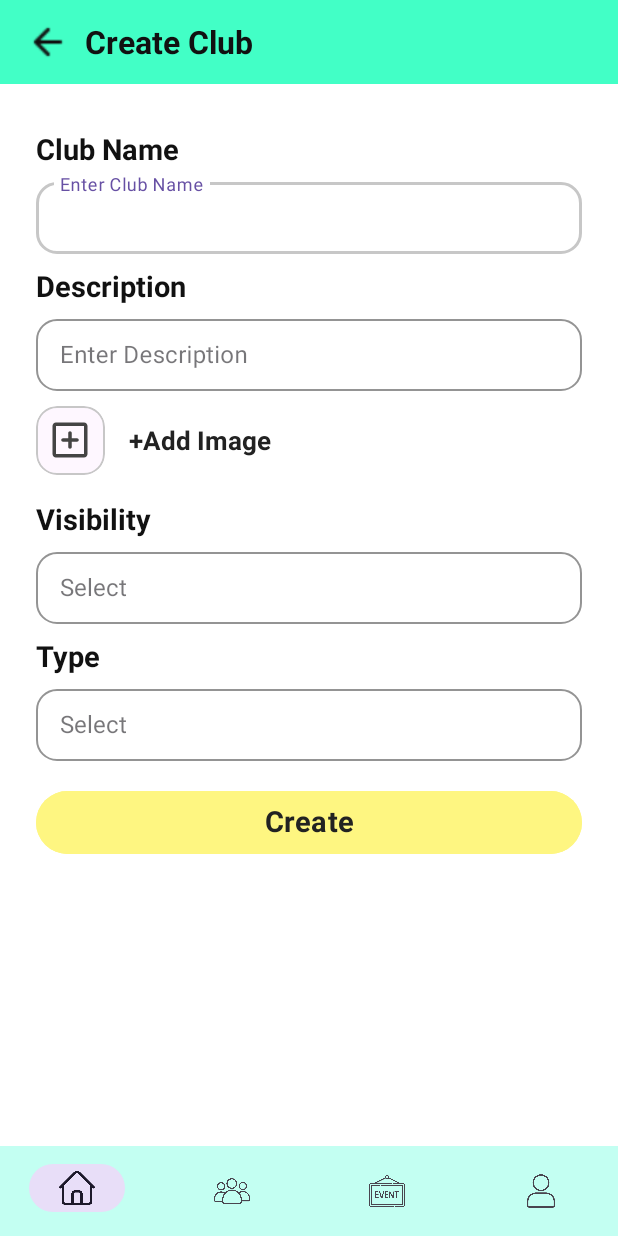
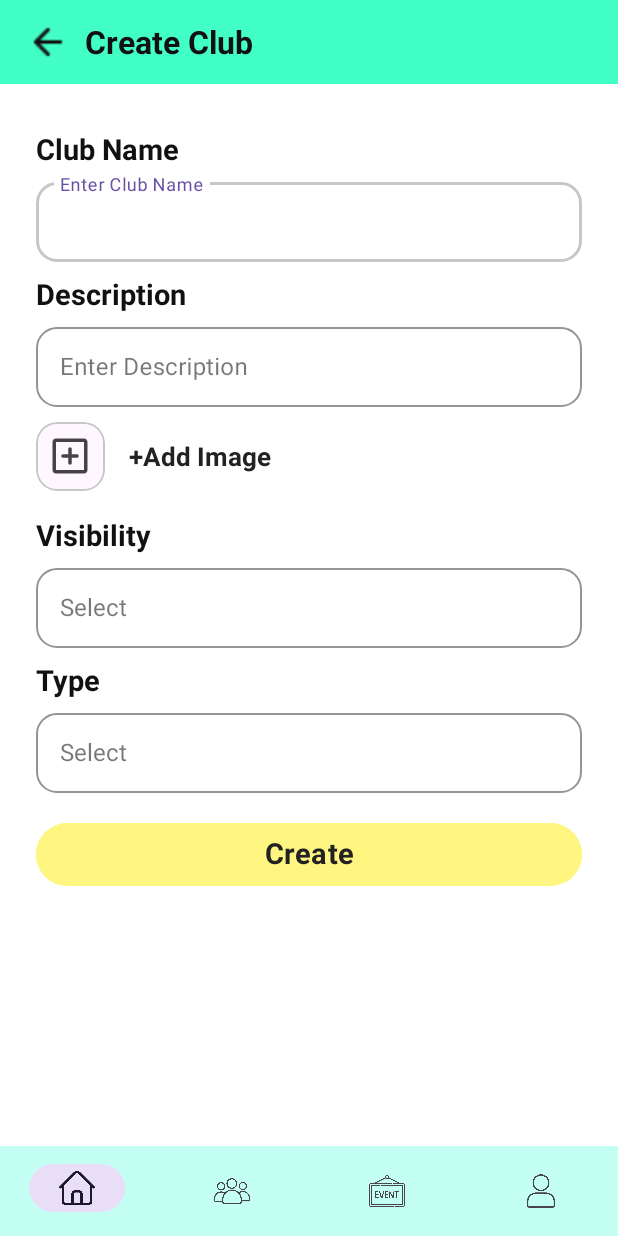
Before and after one commit to PHai237/Android_BTL, an Android app: the layout activity_create_club.xml on its own in the app's theme, with its tools: preview values and no code run, on a phone screen of 412 x 824 dp. Run offline under Robolectric (Android 15) with nearby library versions, the light colour scheme and no system bars.

Commit message:
add club

```diff
--- a/ClubHub/app/src/main/AndroidManifest.xml
+++ b/ClubHub/app/src/main/AndroidManifest.xml
@@ -45,6 +45,12 @@
         <activity
             android:name=".profile.EditProfileActivity"
             android:exported="true" />
+        <activity
+            android:name=".club.ClubListActivity"
+            android:exported="true" />
+        <activity
+            android:name=".club.CreateClubActivity"
+            android:exported="true" />
     </application>
 
 </manifest>
--- a/ClubHub/app/src/main/java/com/example/clubhub/profile/LoginActivity.java
+++ b/ClubHub/app/src/main/java/com/example/clubhub/profile/LoginActivity.java
@@ -97,7 +97,7 @@ public class LoginActivity extends AppCompatActivity {
                                 // Lưu email vào SharedPreferences khi đăng nhập thành công
                                 SharedPreferences prefs = getSharedPreferences("USER_SESSION", MODE_PRIVATE);
                                 prefs.edit().putString("email", email).apply();
-
+                                prefs.edit().putString("userId", email).apply();
                                 // Đăng nhập thành công
                                 String fullName = documentSnapshot.getString("fullName");
                                 String phoneNumber = documentSnapshot.getString("phoneNumber");
--- a/ClubHub/app/src/main/res/layout/activity_club_list.xml
+++ b/ClubHub/app/src/main/res/layout/activity_club_list.xml
@@ -73,6 +73,7 @@
             android:layout_weight="1" />
         <!-- Nút thêm bo góc, icon nét mảnh -->
         <FrameLayout
+            android:id="@+id/btn_add_club"
             android:layout_width="36dp"
             android:layout_height="36dp"
             android:background="@drawable/bg_icon_add"
@@ -86,6 +87,7 @@
                 android:scaleType="center"
                 android:background="@android:color/transparent"/>
         </FrameLayout>
+
     </LinearLayout>
 
     <!-- Club list -->
--- a/ClubHub/app/src/main/res/layout/activity_create_club.xml
+++ b/ClubHub/app/src/main/res/layout/activity_create_club.xml
@@ -18,6 +18,7 @@
         android:paddingEnd="18dp">
 
         <ImageView
+            android:id="@+id/btn_back"
             android:layout_width="28dp"
             android:layout_height="28dp"
             android:src="@drawable/ic_back"
@@ -79,17 +80,18 @@
                 style="@style/Widget.MaterialComponents.TextInputLayout.OutlinedBox">
 
                 <com.google.android.material.textfield.TextInputEditText
+                    android:id="@+id/et_club_name"
                     android:layout_width="match_parent"
-                    android:layout_height="48dp"
+                    android:layout_height="53dp"
+                    android:fontFamily="sans-serif"
                     android:hint="Enter Club Name"
+                    android:inputType="text"
                     android:paddingStart="16dp"
                     android:paddingEnd="16dp"
+                    android:singleLine="true"
                     android:textColor="#222"
                     android:textColorHint="#B5C4C7"
-                    android:textSize="16sp"
-                    android:fontFamily="sans-serif"
-                    android:inputType="text"
-                    android:singleLine="true"/>
+                    android:textSize="16sp" />
             </com.google.android.material.textfield.TextInputLayout>
 
             <!-- Description -->
@@ -118,17 +120,18 @@
                 style="@style/Widget.MaterialComponents.TextInputLayout.OutlinedBox">
 
                 <com.google.android.material.textfield.TextInputEditText
+                    android:id="@+id/et_club_desc"
                     android:layout_width="match_parent"
-                    android:layout_height="48dp"
+                    android:layout_height="53dp"
+                    android:fontFamily="sans-serif"
                     android:hint="Enter Description"
+                    android:inputType="text"
                     android:paddingStart="16dp"
                     android:paddingEnd="16dp"
+                    android:singleLine="true"
                     android:textColor="#222"
                     android:textColorHint="#B5C4C7"
-                    android:textSize="16sp"
-                    android:fontFamily="sans-serif"
-                    android:inputType="text"
-                    android:singleLine="true"/>
+                    android:textSize="16sp" />
             </com.google.android.material.textfield.TextInputLayout>
 
             <!-- Add Image -->
@@ -193,17 +196,18 @@
                 style="@style/Widget.MaterialComponents.TextInputLayout.OutlinedBox">
 
                 <AutoCompleteTextView
+                    android:id="@+id/actv_visibility"
                     android:layout_width="match_parent"
-                    android:layout_height="48dp"
+                    android:layout_height="53dp"
+                    android:clickable="true"
+                    android:fontFamily="sans-serif"
                     android:hint="Select"
                     android:paddingStart="16dp"
                     android:paddingEnd="16dp"
+                    android:singleLine="true"
                     android:textColor="#222"
                     android:textColorHint="#B5C4C7"
-                    android:textSize="16sp"
-                    android:fontFamily="sans-serif"
-                    android:inputType="text"
-                    android:singleLine="true"/>
+                    android:textSize="16sp" />
             </com.google.android.material.textfield.TextInputLayout>
 
             <!-- Type -->
@@ -233,21 +237,23 @@
                 style="@style/Widget.MaterialComponents.TextInputLayout.OutlinedBox">
 
                 <AutoCompleteTextView
+                    android:id="@+id/actv_type"
                     android:layout_width="match_parent"
-                    android:layout_height="48dp"
+                    android:layout_height="53dp"
+                    android:clickable="true"
+                    android:fontFamily="sans-serif"
                     android:hint="Select"
                     android:paddingStart="16dp"
                     android:paddingEnd="16dp"
+                    android:singleLine="true"
                     android:textColor="#222"
                     android:textColorHint="#B5C4C7"
-                    android:textSize="16sp"
-                    android:fontFamily="sans-serif"
-                    android:inputType="text"
-                    android:singleLine="true"/>
+                    android:textSize="16sp" />
             </com.google.android.material.textfield.TextInputLayout>
 
             <!-- Create button -->
             <Button
+                android:id="@+id/btn_create_club"
                 android:layout_width="match_parent"
                 android:layout_height="50dp"
                 android:text="Create"
```
Also changed, not shown: ClubHub/app/src/main/java/com/example/clubhub/club/ClubDetailActivity.java (added, +14 -0 lines), ClubHub/app/src/main/java/com/example/clubhub/club/ClubListActivity.java (added, +79 -0 lines), ClubHub/app/src/main/java/com/example/clubhub/club/CreateClubActivity.java (added, +115 -0 lines), ClubHub/app/src/main/java/com/example/clubhub/homepage/HomePage.java (+31 -0 lines).
